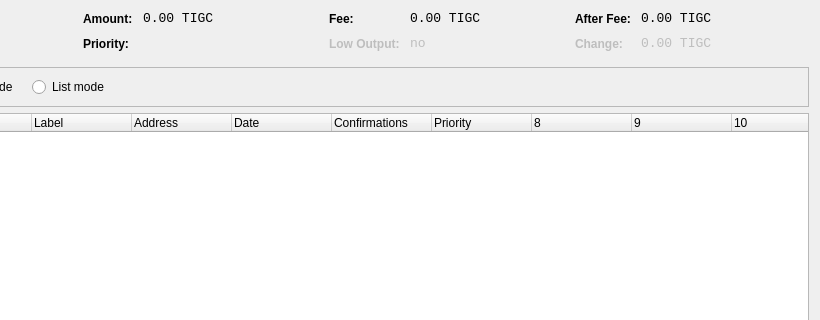
This is src/qt/forms/coincontroldialog.ui in laurobeleche/Caluracoin as Qt 5 draws it before an edit; both pictures show x 180 to 1000 and y 0 to 320 of the 1000 by 500 pixel window. The edited form follows.
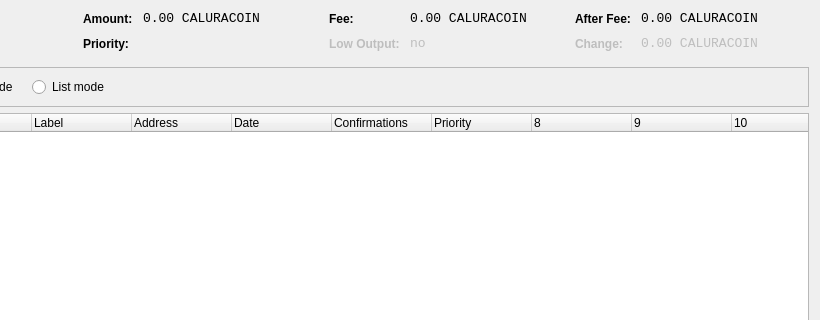
This is the edited form. Custom widgets are drawn as their Qt base class.

What changed in the file:
```diff
--- a/src/qt/forms/coincontroldialog.ui
+++ b/src/qt/forms/coincontroldialog.ui
@@ -141,7 +141,7 @@
           <enum>Qt::ActionsContextMenu</enum>
          </property>
          <property name="text">
-          <string notr="true">0.00 TIGC</string>
+          <string notr="true">0.00 CALURACOIN</string>
          </property>
          <property name="textInteractionFlags">
           <set>Qt::LinksAccessibleByMouse|Qt::TextSelectableByKeyboard|Qt::TextSelectableByMouse</set>
@@ -221,7 +221,7 @@
           <enum>Qt::ActionsContextMenu</enum>
          </property>
          <property name="text">
-          <string notr="true">0.00 TIGC</string>
+          <string notr="true">0.00 CALURACOIN</string>
          </property>
          <property name="textInteractionFlags">
           <set>Qt::LinksAccessibleByMouse|Qt::TextSelectableByKeyboard|Qt::TextSelectableByMouse</set>
@@ -307,7 +307,7 @@
           <enum>Qt::ActionsContextMenu</enum>
          </property>
          <property name="text">
-          <string notr="true">0.00 TIGC</string>
+          <string notr="true">0.00 CALURACOIN</string>
          </property>
          <property name="textInteractionFlags">
           <set>Qt::LinksAccessibleByMouse|Qt::TextSelectableByKeyboard|Qt::TextSelectableByMouse</set>
@@ -345,7 +345,7 @@
           <enum>Qt::ActionsContextMenu</enum>
          </property>
          <property name="text">
-          <string notr="true">0.00 TIGC</string>
+          <string notr="true">0.00 CALURACOIN</string>
          </property>
          <property name="textInteractionFlags">
           <set>Qt::LinksAccessibleByMouse|Qt::TextSelectableByKeyboard|Qt::TextSelectableByMouse</set>
```
